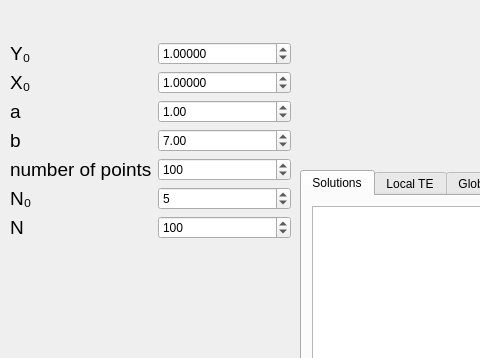
First picture: the form in ui/main_window.ui, repository nikitosing/de_solver, before the edit; both pictures show x 0 to 480 and y 0 to 358 of the 1164 by 837 pixel window.
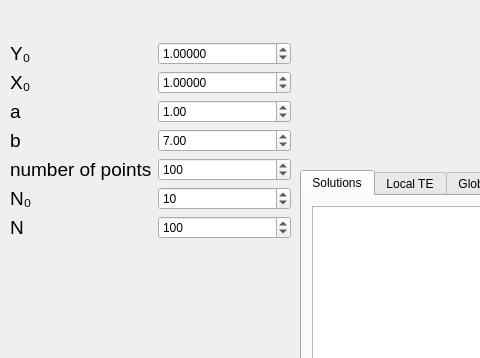
Second picture: the form after the edit. Custom widgets are drawn as their Qt base class.

```diff
--- a/ui/main_window.ui
+++ b/ui/main_window.ui
@@ -379,7 +379,7 @@
           <number>100000</number>
          </property>
          <property name="value">
-          <number>5</number>
+          <number>10</number>
          </property>
         </widget>
        </item>
```
